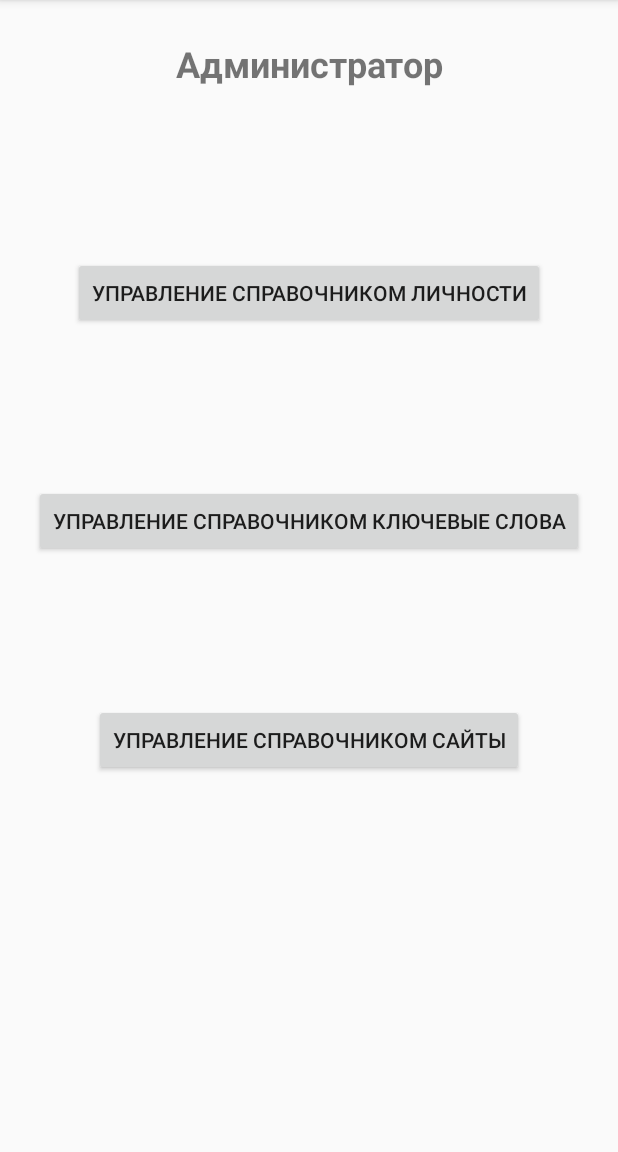
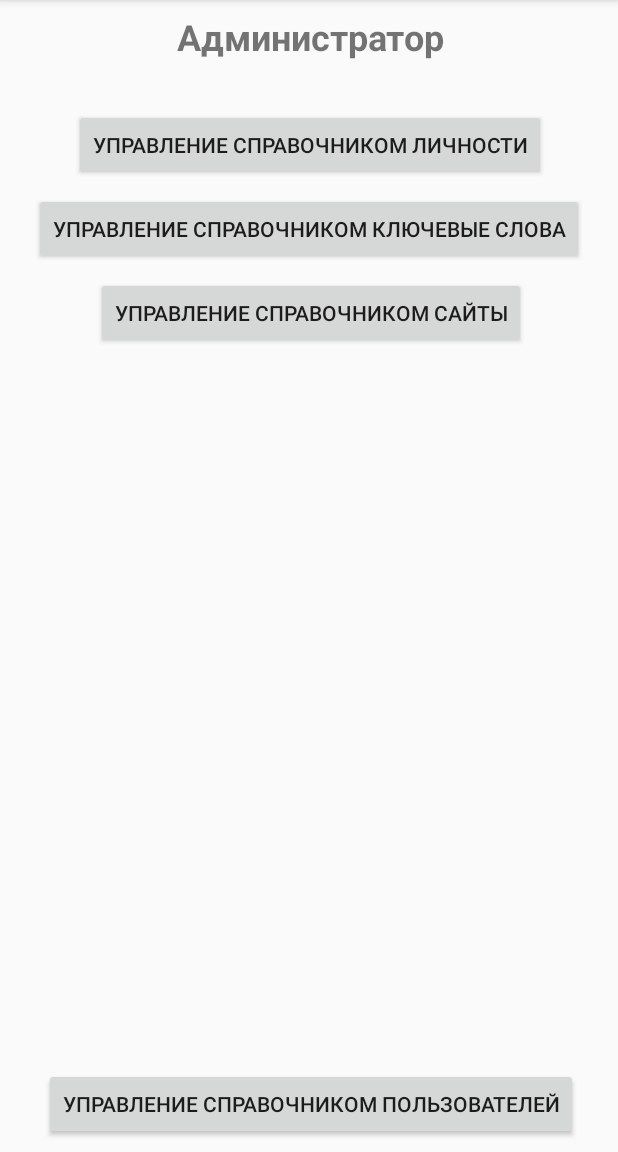
Before and after one commit to Shourick/Search-Person-Popularity, an Android app: the screen it shows after launch (MainActivity), on a phone screen of 412 x 824 dp, the part 84-1236 px from its top. Run offline under Robolectric (Android 15) with nearby library versions, the phone set to English and light mode, and no system bars.

Commit message:
v_2.0: сделан предварительный интерфейс управления справочником Пользователей

```diff
--- a/MAI/Search-Person-Popularity-MAI/app/src/main/AndroidManifest.xml
+++ b/MAI/Search-Person-Popularity-MAI/app/src/main/AndroidManifest.xml
@@ -22,6 +22,8 @@
         </activity>
         <activity android:name=".Activities.KeywordsDirectoryActivity">
         </activity>
+        <activity android:name=".Activities.UsersDirectoryActivity">
+        </activity>
     </application>
 
 </manifest>
--- a/MAI/Search-Person-Popularity-MAI/app/src/main/java/ru/geekbrains/traineeship/group2/search_person_popularity_mai/Activities/MainActivity.java
+++ b/MAI/Search-Person-Popularity-MAI/app/src/main/java/ru/geekbrains/traineeship/group2/search_person_popularity_mai/Activities/MainActivity.java
@@ -19,7 +19,7 @@ public class MainActivity extends AppCompatActivity implements View.OnClickListe
 
     public static SQLiteDatabaseHandler databaseHandler;
 
-    private Button btnPersonsDirectory, btnKeywordsDirectory, btnSitesDirectory;
+    private Button btnPersonsDirectory, btnKeywordsDirectory, btnSitesDirectory, btnUsersDirectory;
 
     @Override
     protected void onCreate( Bundle savedInstanceState ) {
@@ -29,10 +29,12 @@ public class MainActivity extends AppCompatActivity implements View.OnClickListe
         btnPersonsDirectory = (Button) findViewById( R.id.btnPersonsDirectory );
         btnKeywordsDirectory = (Button) findViewById( R.id.btnKeywordsDirectory );
         btnSitesDirectory = (Button) findViewById( R.id.btnSitesDirectory );
+        btnUsersDirectory = (Button) findViewById( R.id.btnUsersDirectory );
 
         btnPersonsDirectory.setOnClickListener( this );
         btnKeywordsDirectory.setOnClickListener( this );
         btnSitesDirectory.setOnClickListener( this );
+        btnUsersDirectory.setOnClickListener( this );
 
         databaseHandler = new SQLiteDatabaseHandler( this );
         databaseHandler.initializeDatabase();
@@ -60,6 +62,11 @@ public class MainActivity extends AppCompatActivity implements View.OnClickListe
                 intent = new Intent( this, SitesDirectoryActivity.class );
                 startActivityForResult( intent, 1 );
                 break;
+            case R.id.btnUsersDirectory:
+                Toast.makeText( v.getContext(), "btnUsersDirectory", Toast.LENGTH_SHORT ).show();
+                intent = new Intent( this, UsersDirectoryActivity.class );
+                startActivityForResult( intent, 1 );
+                break;
         }
 
     }
--- a/MAI/Search-Person-Popularity-MAI/app/src/main/res/layout/activity_main.xml
+++ b/MAI/Search-Person-Popularity-MAI/app/src/main/res/layout/activity_main.xml
@@ -13,58 +13,64 @@
         android:layout_height="wrap_content"
         android:layout_marginLeft="8dp"
         android:layout_marginRight="8dp"
-        android:layout_marginTop="26dp"
         android:text="@string/title"
         android:textSize="24sp"
         android:textStyle="bold"
         app:layout_constraintLeft_toLeftOf="parent"
         app:layout_constraintRight_toRightOf="parent"
+        app:layout_constraintHorizontal_bias="0.505"
         app:layout_constraintTop_toTopOf="parent"
-        />
+        android:layout_marginTop="8dp"/>
 
     <Button
         android:id="@+id/btnSitesDirectory"
         android:layout_width="wrap_content"
-        android:layout_height="48dp"
-        android:layout_marginBottom="8dp"
+        android:layout_height="wrap_content"
         android:layout_marginLeft="8dp"
         android:layout_marginRight="8dp"
-        android:layout_marginTop="167dp"
         android:text="@string/sites_directory"
-        app:layout_constraintBottom_toBottomOf="parent"
         app:layout_constraintLeft_toLeftOf="parent"
         app:layout_constraintRight_toRightOf="parent"
-        app:layout_constraintTop_toBottomOf="@+id/textView"/>
+        android:layout_marginTop="8dp"
+        app:layout_constraintTop_toBottomOf="@+id/btnKeywordsDirectory"
+        app:layout_constraintHorizontal_bias="0.512"/>
 
     <Button
         android:id="@+id/btnKeywordsDirectory"
         android:layout_width="wrap_content"
         android:layout_height="wrap_content"
-        android:layout_marginBottom="8dp"
         android:layout_marginLeft="8dp"
         android:layout_marginRight="8dp"
-        android:layout_marginTop="8dp"
         android:text="@string/keywords_directory"
-        app:layout_constraintBottom_toTopOf="@+id/btnPersonsDirectory"
         app:layout_constraintLeft_toLeftOf="parent"
         app:layout_constraintRight_toRightOf="parent"
-        app:layout_constraintTop_toBottomOf="@+id/btnSitesDirectory"
-        app:layout_constraintVertical_bias="0.493"/>
+        android:layout_marginTop="8dp"
+        app:layout_constraintTop_toBottomOf="@+id/btnPersonsDirectory"/>
 
     <Button
         android:id="@+id/btnPersonsDirectory"
         android:layout_width="wrap_content"
         android:layout_height="wrap_content"
-        android:layout_marginBottom="8dp"
         android:layout_marginLeft="8dp"
         android:layout_marginRight="8dp"
-        android:layout_marginTop="8dp"
         android:text="@string/persons_directory"
-        app:layout_constraintBottom_toTopOf="@+id/btnKeywordsDirectory"
-        app:layout_constraintHorizontal_bias="0.501"
+        app:layout_constraintHorizontal_bias="0.509"
         app:layout_constraintLeft_toLeftOf="parent"
         app:layout_constraintRight_toRightOf="parent"
-        app:layout_constraintTop_toBottomOf="@+id/textView"
-        app:layout_constraintVertical_bias="0.522"/>
+        android:layout_marginTop="32dp"
+        app:layout_constraintTop_toBottomOf="@+id/textView"/>
+
+    <Button
+        android:id="@+id/btnUsersDirectory"
+        android:layout_width="wrap_content"
+        android:layout_height="wrap_content"
+        android:layout_marginLeft="8dp"
+        android:layout_marginRight="8dp"
+        android:text="@string/users_directory"
+        app:layout_constraintHorizontal_bias="0.538"
+        app:layout_constraintLeft_toLeftOf="parent"
+        app:layout_constraintRight_toRightOf="parent"
+        app:layout_constraintBottom_toBottomOf="parent"
+        android:layout_marginBottom="8dp"/>
 
 </android.support.constraint.ConstraintLayout>
--- a/MAI/Search-Person-Popularity-MAI/app/src/main/res/values/strings.xml
+++ b/MAI/Search-Person-Popularity-MAI/app/src/main/res/values/strings.xml
@@ -4,4 +4,5 @@
     <string name="sites_directory">Управление справочником Сайты</string>
     <string name="keywords_directory">Управление справочником Ключевые слова</string>
     <string name="persons_directory">Управление справочником Личности</string>
+    <string name="users_directory">Управление справочником Пользователей</string>
 </resources>
```
Also changed, not shown: MAI/Search-Person-Popularity-MAI/app/src/main/java/ru/geekbrains/traineeship/group2/search_person_popularity_mai/Activities/UsersDirectoryActivity.java (added, +61 -0 lines), MAI/Search-Person-Popularity-MAI/app/src/main/res/layout/activity_users.xml (added, +92 -0 lines).
